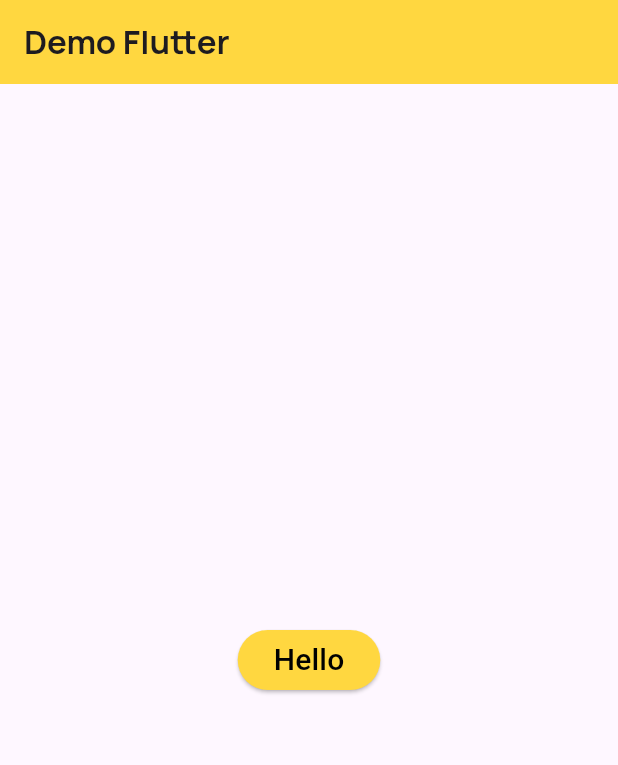
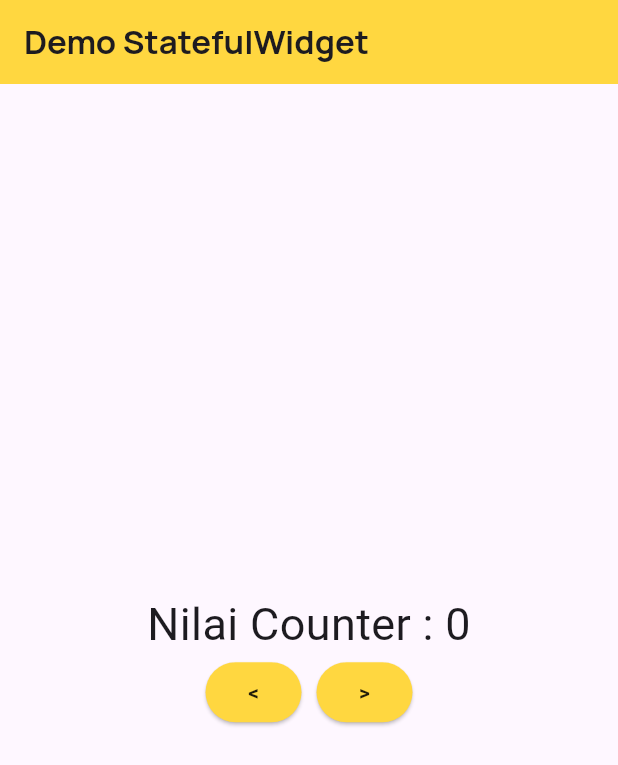
Before and after one commit to FransZalukhu/P07, a Flutter app: the screen it shows after launch, on a phone screen of 412 x 824 dp. Shown: the top 765 px of the screen. Run offline on Flutter 3.47's test engine with Material 3 defaults, Android fonts, the phone set to English and light mode, and no system bars; our stand-ins replace google_fonts.

Commit message:
Stateful Widget Class

```diff
--- a/lib/main.dart
+++ b/lib/main.dart
@@ -1,80 +1,93 @@
 import 'package:flutter/material.dart';
 import 'package:google_fonts/google_fonts.dart';
 
-void main() => runApp(HelloApp());
+void main() => runApp(CounterApp());
 
-class HelloApp extends StatelessWidget {
-  const HelloApp({super.key});
+class CounterApp extends StatelessWidget {
+  const CounterApp({super.key});
 
   @override
   Widget build(BuildContext context) {
     return MaterialApp(
-      title: 'Hello App',
+      title: 'Counter Demo',
       theme: ThemeData(
         primarySwatch: Colors.blue,
         visualDensity: VisualDensity.adaptivePlatformDensity,
       ),
-      home: HomePage(),
+      home: Home(),
     );
   }
 }
 
-class HomePage extends StatelessWidget {
-  const HomePage({super.key});
+class Home extends StatefulWidget {
+  const Home({super.key});
+
+  @override
+  HomeState createState() => HomeState();
+}
+
+class HomeState extends State<Home> {
+  int counter = 0;
+
+  void incrementCounter() {
+    setState(() {
+      counter++;
+    });
+  }
+
+  void decrementCounter() {
+    setState(() {
+      counter--;
+    });
+  }
 
   @override
   Widget build(BuildContext context) {
     return Scaffold(
       appBar: AppBar(
+        backgroundColor: Colors.amberAccent,
         title: Text(
-          'Demo Flutter',
+          'Demo StatefulWidget',
           style: GoogleFonts.manrope(fontWeight: FontWeight.w700),
         ),
-        backgroundColor: Colors.amberAccent,
       ),
       body: Center(
-        child: HelloButton(),
+        child: Column(
+          mainAxisAlignment: MainAxisAlignment.center,
+          children: <Widget>[
+            Text(
+              'Nilai Counter : $counter',
+              style: GoogleFonts.pixelifySans(fontSize: 30),
+            ),
+            Row(
+              mainAxisAlignment: MainAxisAlignment.center,
+              children: <Widget>[
+                ElevatedButton(
+                  style: ElevatedButton.styleFrom(
+                    backgroundColor: Colors.amberAccent,
+                    foregroundColor: Colors.black87,
+                  ),
+                  onPressed: decrementCounter,
+                  child: Text('<',
+                      style: GoogleFonts.pixelifySans(
+                          fontWeight: FontWeight.w600)),
+                ),
+                SizedBox(width: 10.0),
+                ElevatedButton(
+                  style: ElevatedButton.styleFrom(
+                    backgroundColor: Colors.amberAccent,
+                    foregroundColor: Colors.black87,
+                  ),
+                  onPressed: incrementCounter,
+                  child: Text('>',
+                      style: GoogleFonts.pixelifySans(
+                          fontWeight: FontWeight.w600)),
+                ),
+              ],
+            ),
+          ],
+        ),
       ),
     );
   }
 }
-
-class HelloButton extends StatelessWidget {
-  const HelloButton({super.key});
-
-  @override
-  Widget build(BuildContext context) {
-    return ElevatedButton(
-      style: ElevatedButton.styleFrom(
-        backgroundColor: Colors.amberAccent,
-      ),
-      child: Text(
-        'Hello',
-        style: GoogleFonts.pixelifySans(fontSize: 20, color: Colors.black),
-      ),
-      onPressed: () {
-        action(context);
-      },
-    );
-  }
-}
-
-void action(BuildContext context) {
-  var alertDialog = AlertDialog(
-    title: Text(
-      'Event-Handling',
-      style: GoogleFonts.manrope(fontWeight: FontWeight.w700),
-    ),
-    content: Text(
-      'Hello World!',
-      style: GoogleFonts.manrope(),
-    ),
-  );
-
-  showDialog(
-    context: context,
-    builder: (BuildContext context) {
-      return alertDialog;
-    },
-  );
-}
```
